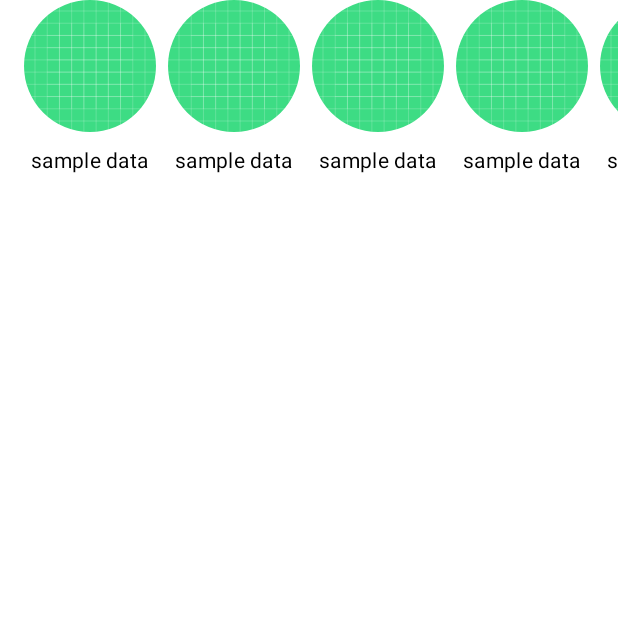
After one commit to sh1mj1/Kotlin-Android-Learning-Test, an Android app built with Jetpack Compose: the composable AlignYourBodyRow shown on its own in the app's theme, on a phone screen of 412 x 824 dp, the top half of it. The commit adds this screen. Run offline under Robolectric (Android 15) with nearby library versions, the phone set to English and light mode, and no system bars.

Commit message:
feat(AlignYourBodyRow): Align your body row - Arrangements

```diff
--- /dev/null
+++ b/app/src/main/java/com/example/learningtest/compose/basiclayout/AlignYourBodyRow.kt
@@ -0,0 +1,48 @@
+package com.example.learningtest.compose.basiclayout
+
+import androidx.annotation.DrawableRes
+import androidx.annotation.StringRes
+import androidx.compose.foundation.layout.Arrangement
+import androidx.compose.foundation.layout.PaddingValues
+import androidx.compose.foundation.lazy.LazyRow
+import androidx.compose.foundation.lazy.items
+import androidx.compose.runtime.Composable
+import androidx.compose.ui.Modifier
+import androidx.compose.ui.tooling.preview.Preview
+import androidx.compose.ui.unit.dp
+import com.example.learningtest.R
+
+@Composable
+fun AlignYourBodyRow(modifier: Modifier = Modifier) {
+    LazyRow(
+        horizontalArrangement = Arrangement.spacedBy(8.dp),
+        contentPadding = PaddingValues(horizontal = 16.dp),
+        modifier = modifier,
+    ) {
+        items(alignYourBodyData()) { item ->
+            AlignYourBodyElement(
+                drawable = item.drawableRes,
+                text = item.text,
+            )
+        }
+    }
+}
+
+data class AlignYourBodyData(
+    @StringRes val text: Int,
+    @DrawableRes val drawableRes: Int,
+)
+
+fun alignYourBodyData(): List<AlignYourBodyData> =
+    List(100) { i ->
+        AlignYourBodyData(
+            text = R.string.align_your_body_data_sample,
+            drawableRes = R.drawable.ic_launcher_background,
+        )
+    }
+
+@Preview(showBackground = true, backgroundColor = 0xFFF5F0EE)
+@Composable
+private fun AlignYourBodyRowPreview() {
+    AlignYourBodyRow()
+}
--- a/app/src/main/res/values/strings.xml
+++ b/app/src/main/res/values/strings.xml
@@ -8,5 +8,6 @@
 
     <string name="placeholder_search">Search</string>
     <string name="fc2_nature_meditations">Nature meditations</string>
+    <string name="align_your_body_data_sample">sample data</string>
 
 </resources>
```
